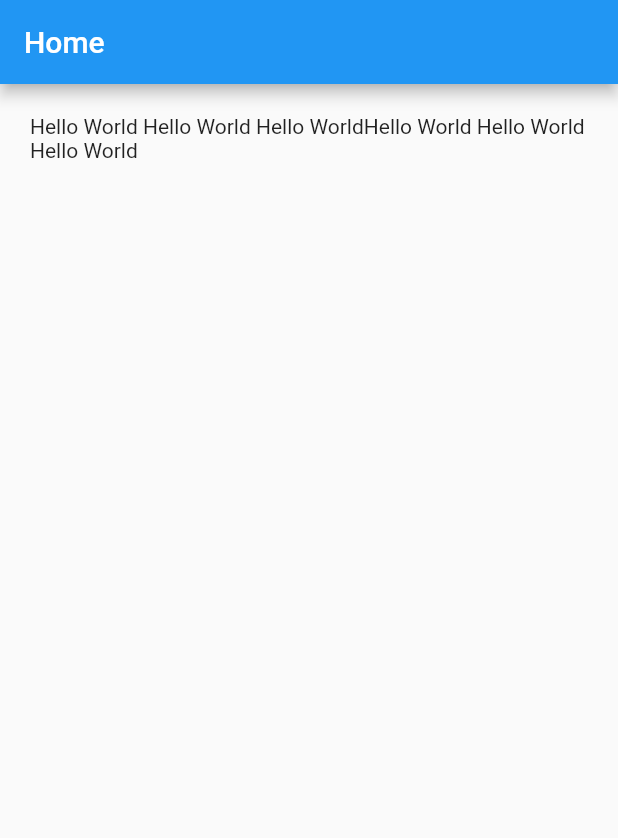
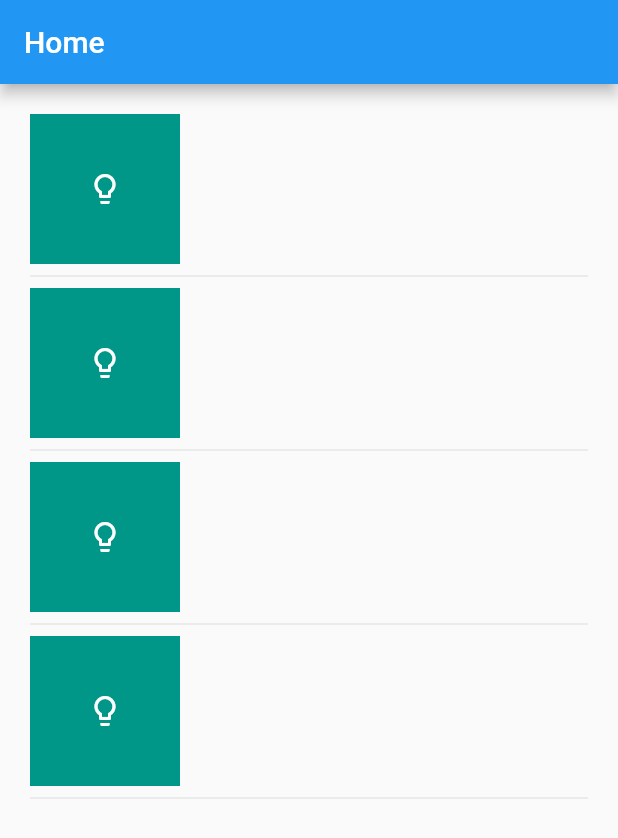
Before and after one commit to aip777/flutter, a Flutter app: the screen it shows after launch, on a phone screen of 412 x 824 dp. Shown: the top 838 px of the screen. Run offline on Flutter 3.47's test engine with Material 2 defaults, Android fonts, the phone set to English and light mode, and no system bars.

Commit message:
List Box

```diff
--- a/lib/main.dart
+++ b/lib/main.dart
@@ -10,7 +10,7 @@ void main(){
 }
 
 class HomePage extends StatelessWidget{
-  final _helloWorld = "Hello World Hello World Hello World";
+  final _helloWorld = "Hello World Hello World Hello WorldHello World Hello World Hello WorldHello World Hello World Hello WorldHello World Hello World Hello World";
   @override
   Widget build(BuildContext contex){
 
@@ -19,11 +19,22 @@ class HomePage extends StatelessWidget{
         body: Column(
           children: <Widget>[
             Container(
-              height: 100,
+              height: 500,
               padding: EdgeInsets.all(20),
               child: ListView(
                 children: <Widget>[
-                  Text(_helloWorld+_helloWorld),
+                    _cell(),
+                    Divider(),
+                    _cell(),
+                  Divider(),
+                    _cell(),
+                  Divider(),
+                    _cell(),
+                  Divider(),
+                    _cell(),
+                  Divider(),
+                    _cell(),
+
                 ],
               ),
             )
@@ -40,4 +51,19 @@ class HomePage extends StatelessWidget{
 
     );
       }
+
+
+    Widget _cell() {
+      return Row(children: <Widget>[
+      Container(
+      width: 100,
+      height: 100,
+
+      decoration: BoxDecoration(color: Colors.teal),
+      child: Icon(Icons.lightbulb_outline, color: Colors.white),
+
+    ),
+      ],
+      );
+  }
 }
```
